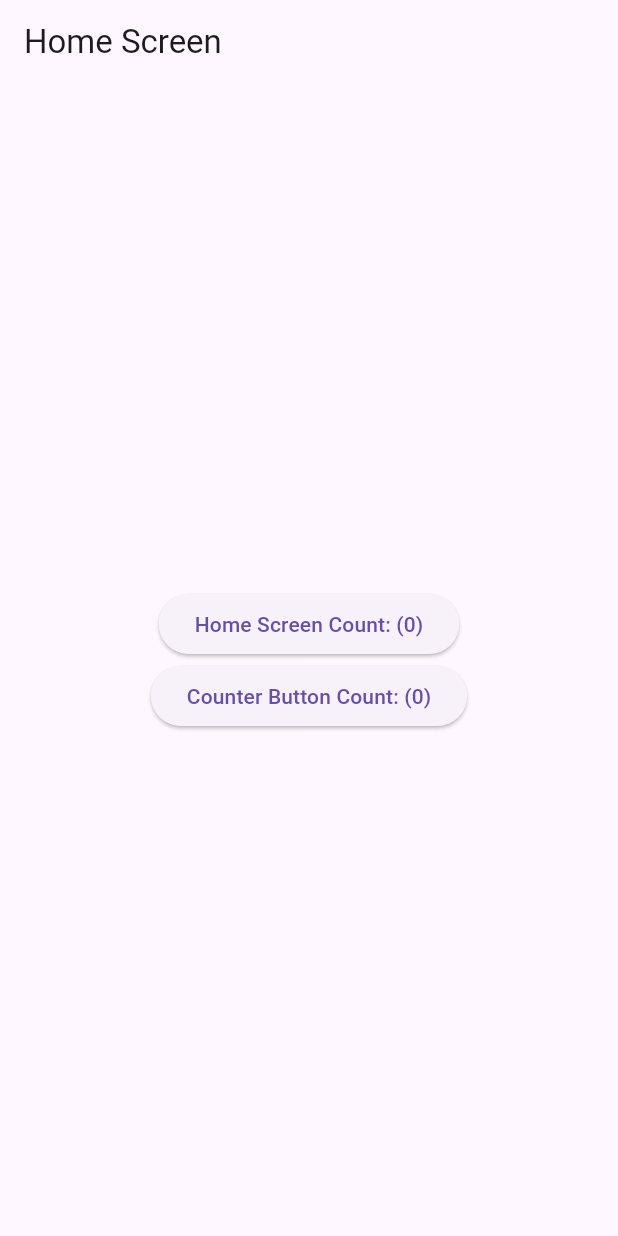
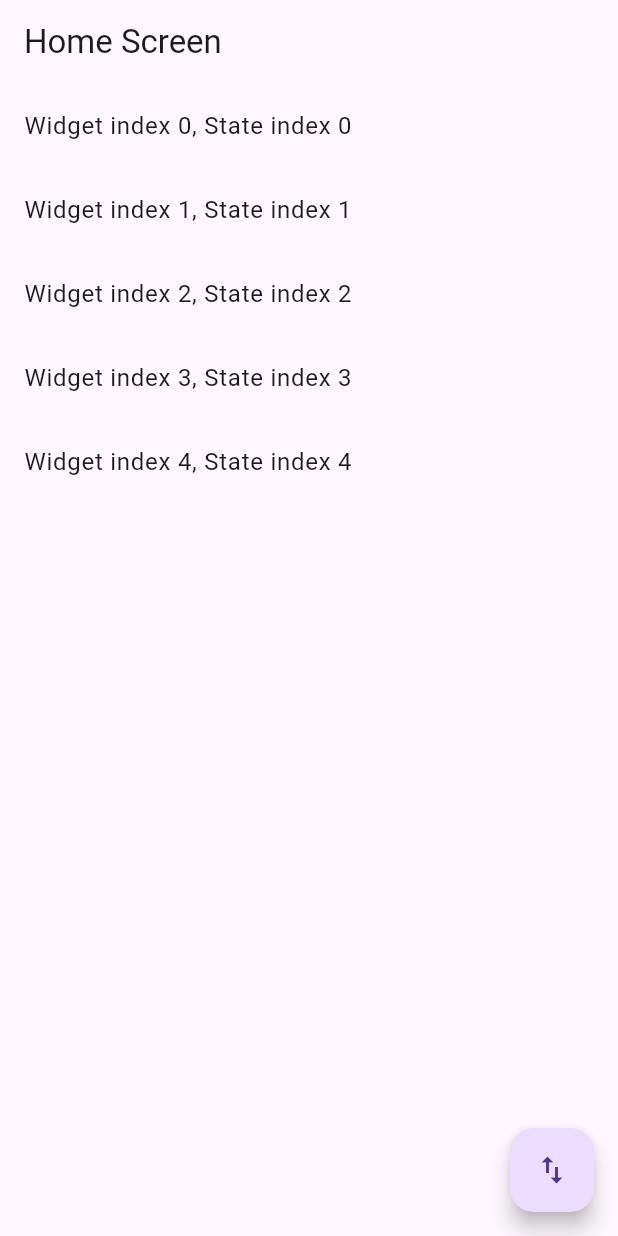
Before and after one commit to Naisinn/flutter_jissenn_09, a Flutter app: the screen it shows after launch, on a phone screen of 412 x 824 dp. Run offline on Flutter 3.47's test engine with Material 3 defaults, Android fonts, the phone set to English and light mode, and no system bars.

Commit message:
widgitIndex

```diff
--- a/lib/main.dart
+++ b/lib/main.dart
@@ -1,74 +1,65 @@
 import 'package:flutter/material.dart';
 
 void main() {
-  runApp(
-    const MaterialApp(
-      home: HomeScreen(),
-    ),
-  );
+  runApp(const MaterialApp(
+    home: HomeScreen(),
+  ));
 }
 
-// HomeScreenはStatefulWidget
 class HomeScreen extends StatefulWidget {
-  const HomeScreen({super.key}) : super();
+  const HomeScreen({super.key});
 
   @override
   State createState() => _HomeScreenState();
 }
 
 class _HomeScreenState extends State<HomeScreen> {
-  int _counter = 0;
+  final list = List.generate(5, (index) => index);
 
   @override
   Widget build(BuildContext context) {
-    debugPrint('HomeScreen build');
     return Scaffold(
       appBar: AppBar(
         title: const Text('Home Screen'),
       ),
-      body: Center(
-        child: Column(
-          mainAxisAlignment: MainAxisAlignment.center,
-          children: [
-            // ボタンをタップするとカウントアップする
-            ElevatedButton(
-              child: Text('Home Screen Count: ($_counter)'),
-              onPressed: () {
-                setState(() {
-                  _counter++;
-                });
-              },
-            ),
-            const CounterButton(),
-          ],
-        ),
+      body: Column(
+        children: list.map((element) {
+          return ListItem(widgetIndex: element);
+        }).toList(),
+      ),
+      floatingActionButton: FloatingActionButton(
+        onPressed: () {
+          setState(() {
+            debugPrint('Swap first and last element');
+            final value = list.removeAt(0);
+            list.add(value);
+          });
+        },
+        child: const Icon(Icons.swap_vert),
       ),
     );
   }
 }
 
-// CounterButtonはStatefulWidget
-class CounterButton extends StatefulWidget {
-  const CounterButton({super.key}) : super();
+class ListItem extends StatefulWidget {
+  const ListItem({super.key, required this.widgetIndex});
+
+  final int widgetIndex;
 
   @override
-  State createState() => _CounterButtonState();
+  State createState() => _ListItemState();
 }
 
-class _CounterButtonState extends State<CounterButton> {
-  int _counter = 0;
+class _ListItemState extends State<ListItem> {
+  static int counter = 0;
+  final int _stateIndex = counter++;
 
   @override
   Widget build(BuildContext context) {
-    debugPrint('CounterButton build');
-    // ボタンをタップするとカウントアップする
-    return ElevatedButton(
-      onPressed: () {
-        setState(() {
-          _counter++;
-        });
-      },
-      child: Text('Counter Button Count: ($_counter)'),
+    return ListTile(
+      title: Text(
+        'Widget index ${widget.widgetIndex}, State index $_stateIndex',
+      ),
     );
   }
 }
```
